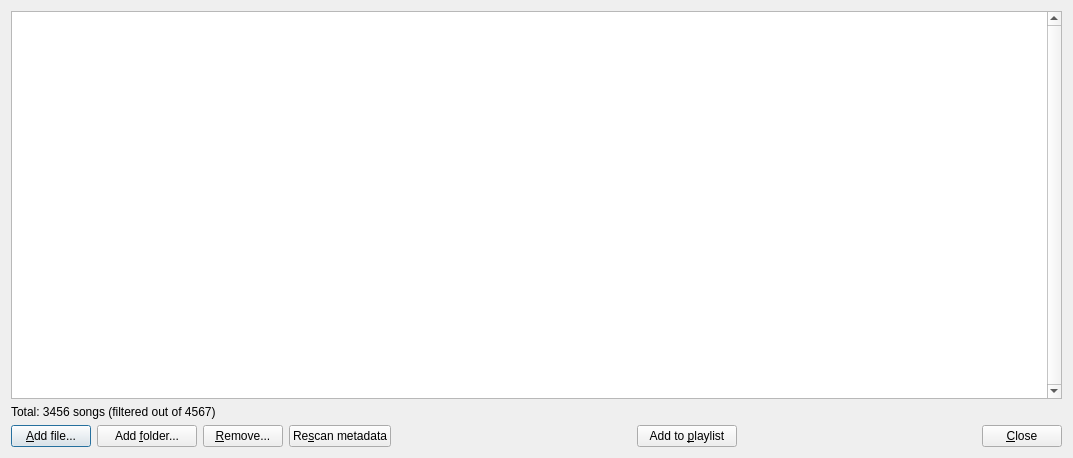
The window that DlgSongs.ui (madmaxoft/SkauTan) describes before a commit, drawn with Qt 5.
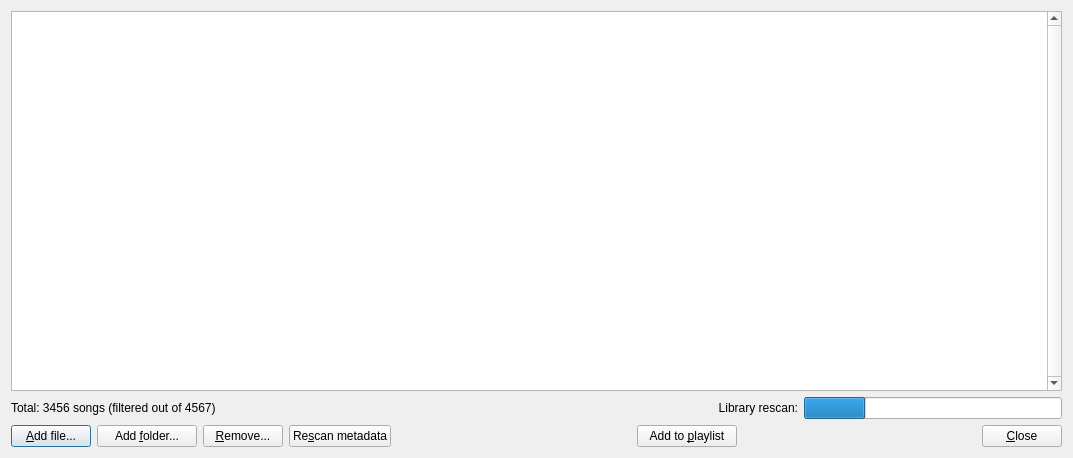
The same window after the commit.

Commit message: DlgSongs: Added library rescan progress indicator.

```diff
--- a/DlgSongs.ui
+++ b/DlgSongs.ui
@@ -61,11 +61,59 @@
     </widget>
    </item>
    <item>
-    <widget class="QLabel" name="lblStats">
-     <property name="text">
-      <string notr="true">Total: 3456 songs (filtered out of 4567)</string>
-     </property>
-    </widget>
+    <layout class="QHBoxLayout" name="horizontalLayout_2">
+     <item>
+      <widget class="QLabel" name="lblStats">
+       <property name="text">
+        <string notr="true">Total: 3456 songs (filtered out of 4567)</string>
+       </property>
+      </widget>
+     </item>
+     <item>
+      <widget class="QWidget" name="wLibraryRescan" native="true">
+       <layout class="QHBoxLayout" name="horizontalLayout_3">
+        <property name="leftMargin">
+         <number>0</number>
+        </property>
+        <property name="topMargin">
+         <number>0</number>
+        </property>
+        <property name="rightMargin">
+         <number>0</number>
+        </property>
+        <property name="bottomMargin">
+         <number>0</number>
+        </property>
+        <item>
+         <widget class="QLabel" name="lblLibraryRescan">
+          <property name="text">
+           <string>Library rescan:</string>
+          </property>
+          <property name="alignment">
+           <set>Qt::AlignRight|Qt::AlignTrailing|Qt::AlignVCenter</set>
+          </property>
+         </widget>
+        </item>
+        <item>
+         <widget class="QProgressBar" name="pbLibraryRescan">
+          <property name="sizePolicy">
+           <sizepolicy hsizetype="Preferred" vsizetype="Fixed">
+            <horstretch>0</horstretch>
+            <verstretch>0</verstretch>
+           </sizepolicy>
+          </property>
+          <property name="value">
+           <number>24</number>
+          </property>
+          <property name="textVisible">
+           <bool>false</bool>
+          </property>
+         </widget>
+        </item>
+       </layout>
+      </widget>
+     </item>
+    </layout>
    </item>
    <item>
     <layout class="QHBoxLayout" name="horizontalLayout">
```
The commit also changes 11 other files.
